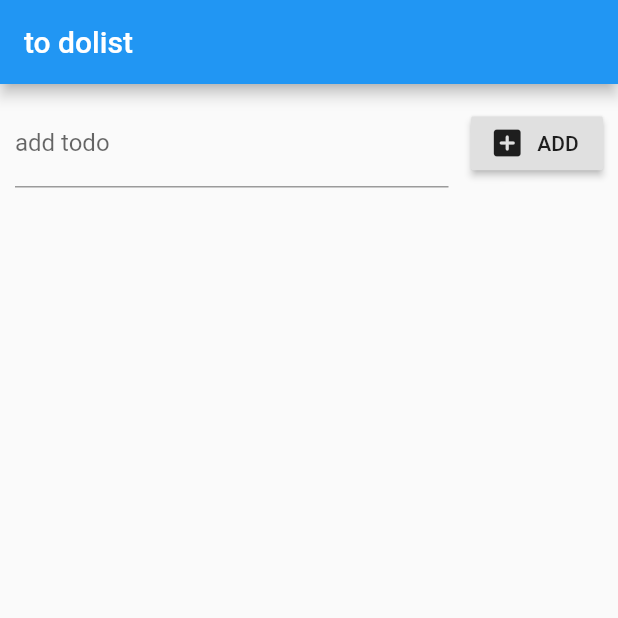
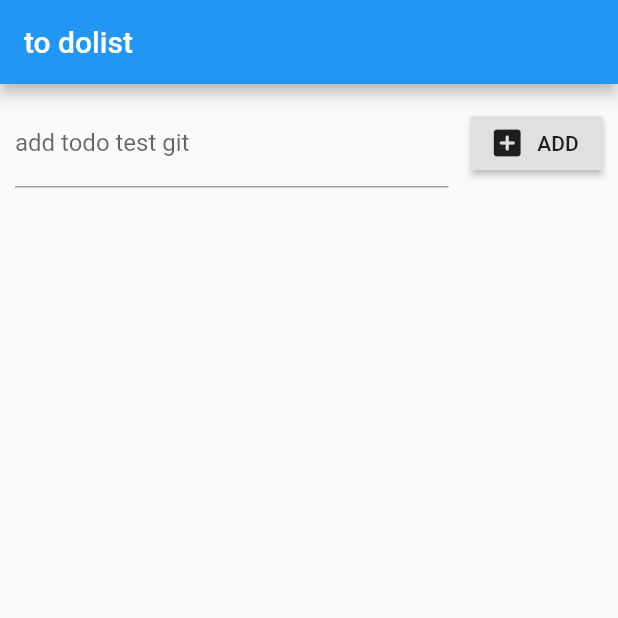
Before and after one commit to minhnhatkool123/flutterandroidsudio, a Flutter app: the screen it shows after launch, on a phone screen of 412 x 824 dp, the top half of it. Run offline on Flutter 3.47's test engine with Material 2 defaults, Android fonts, the phone set to English and light mode, and no system bars; our stand-ins replace sqflite; accounts and stored records are empty.

Commit message:
test thu lan 4

```diff
--- a/lib/todo/todohear.dart
+++ b/lib/todo/todohear.dart
@@ -14,7 +14,7 @@ class todoheader extends StatelessWidget {
           child: TextFormField(
             controller: txttodocontroller,
             decoration: InputDecoration(
-              labelText: 'add todo',
+              labelText: 'add todo test git',
               hintText: 'add todo them nua di',
             ),
           ),
```
